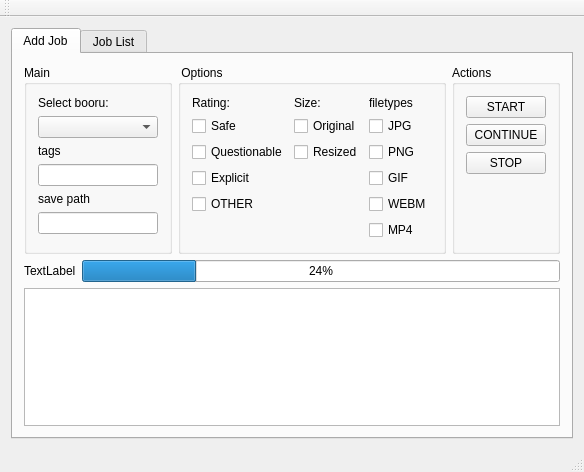
This is src/mainwindow.ui in sora7/kiririn as Qt 5 draws it before an edit. The edited form follows.
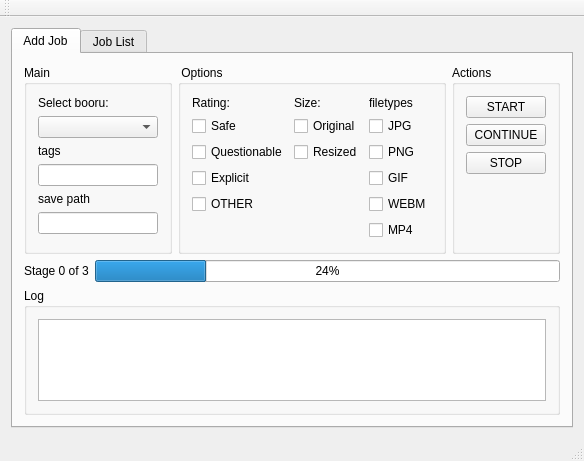
This is the edited form.

Patch:
```diff
--- a/src/mainwindow.ui
+++ b/src/mainwindow.ui
@@ -6,8 +6,8 @@
    <rect>
     <x>0</x>
     <y>0</y>
-    <width>535</width>
-    <height>472</height>
+    <width>536</width>
+    <height>461</height>
    </rect>
   </property>
   <property name="windowTitle">
@@ -24,7 +24,7 @@
        <attribute name="title">
         <string>Add Job</string>
        </attribute>
-       <layout class="QVBoxLayout" name="verticalLayout_7">
+       <layout class="QVBoxLayout" name="verticalLayout_8">
         <item>
          <layout class="QHBoxLayout" name="horizontalLayout_2">
           <item>
@@ -294,7 +294,7 @@
           <item>
            <widget class="QLabel" name="label_STAGE">
             <property name="text">
-             <string>TextLabel</string>
+             <string>Stage 0 of 3</string>
             </property>
            </widget>
           </item>
@@ -308,7 +308,18 @@
          </layout>
         </item>
         <item>
-         <widget class="QPlainTextEdit" name="plainTextEdit_LOG"/>
+         <widget class="QGroupBox" name="groupBox_4">
+          <property name="title">
+           <string>Log</string>
+          </property>
+          <layout class="QVBoxLayout" name="verticalLayout_7">
+           <item>
+            <widget class="QPlainTextEdit" name="plainTextEdit_LOG"/>
+           </item>
+          </layout>
+          <zorder>plainTextEdit_LOG</zorder>
+          <zorder>plainTextEdit_LOG</zorder>
+         </widget>
         </item>
        </layout>
       </widget>
```
Left out of the diff: 4 changed lines with no effect on the pictures.
